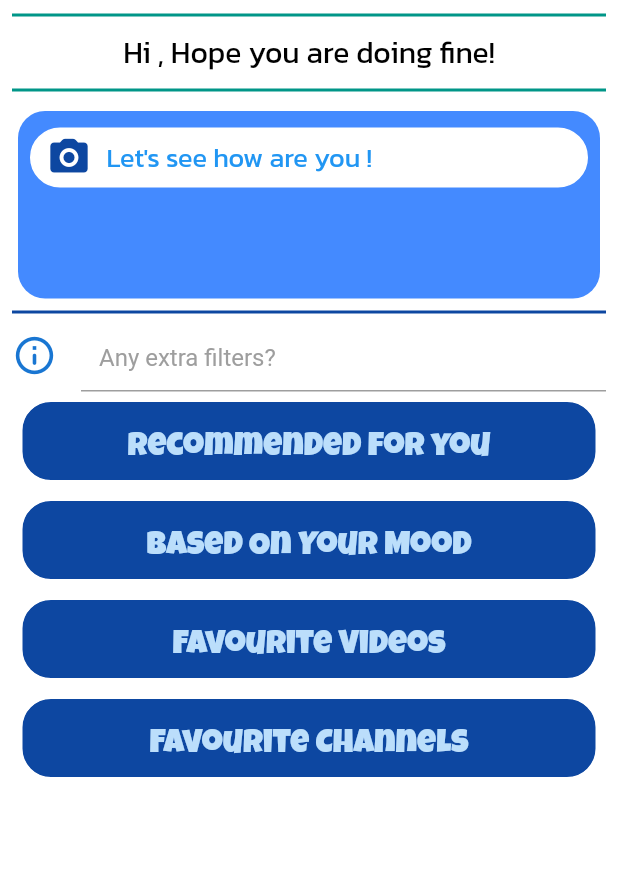
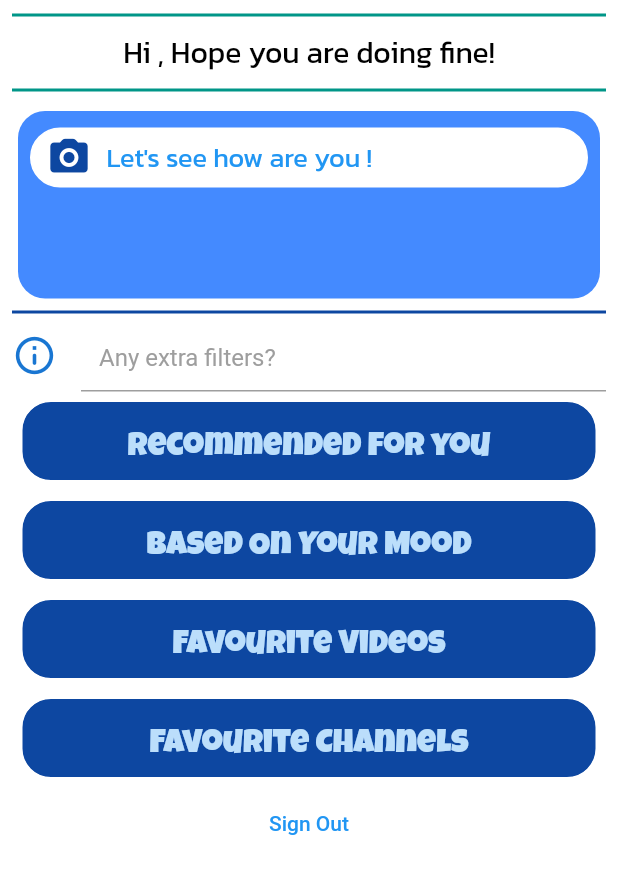
Before and after one commit to Athe1stB/Moodify, a Flutter app: the DashBoard screen opened directly with empty values, on a phone screen of 412 x 824 dp, the part 186-1080 px from its top. Run offline on Flutter 3.47's test engine with Material 2 defaults, Android fonts, the phone set to English and light mode, and no system bars; our stand-ins replace camera, cloud_firestore, firebase_auth, firebase_core, flutter_spinkit, platform; missing offline and left inert: android_intent, google_ml_kit, tflite_flutter, tflite_flutter_helper; accounts and stored records are empty.

Commit message:
final ready

```diff
--- a/lib/screens/Dashboard.dart
+++ b/lib/screens/Dashboard.dart
@@ -8,6 +8,7 @@ import 'package:moodify/screens/PredictedSongs.dart';
 import 'package:moodify/screens/favChannels.dart';
 import 'package:moodify/screens/favVideos.dart';
 import 'package:moodify/screens/favouritedList.dart';
+import 'package:moodify/screens/homePage.dart';
 import 'package:moodify/screens/listSongs.dart';
 
 class DashBoard extends StatefulWidget {
@@ -27,8 +28,8 @@ class _DashBoardState extends State<DashBoard> {
       finalQuery = '',
       msg = '';
   int age = 0;
-  late Map<int, dynamic> favVideos;
-  late Map<String, dynamic> favChannel;
+  dynamic favVideos = {};
+  dynamic favChannel = [];
 
   void initializeAllParams() async {
     dynamic tempusercurrent = FirebaseAuth.instance.currentUser;
@@ -308,6 +309,17 @@ class _DashBoardState extends State<DashBoard> {
                     ),
                   ),
                 ),
+                TextButton(
+                  onPressed: () {
+                    FirebaseAuth.instance.signOut();
+                    Navigator.push(
+                        context,
+                        MaterialPageRoute(
+                            builder: (BuildContext context) =>
+                                HomePage(widget.cameras)));
+                  },
+                  child: Text('Sign Out'),
+                ),
               ],
             ),
           ),
```
